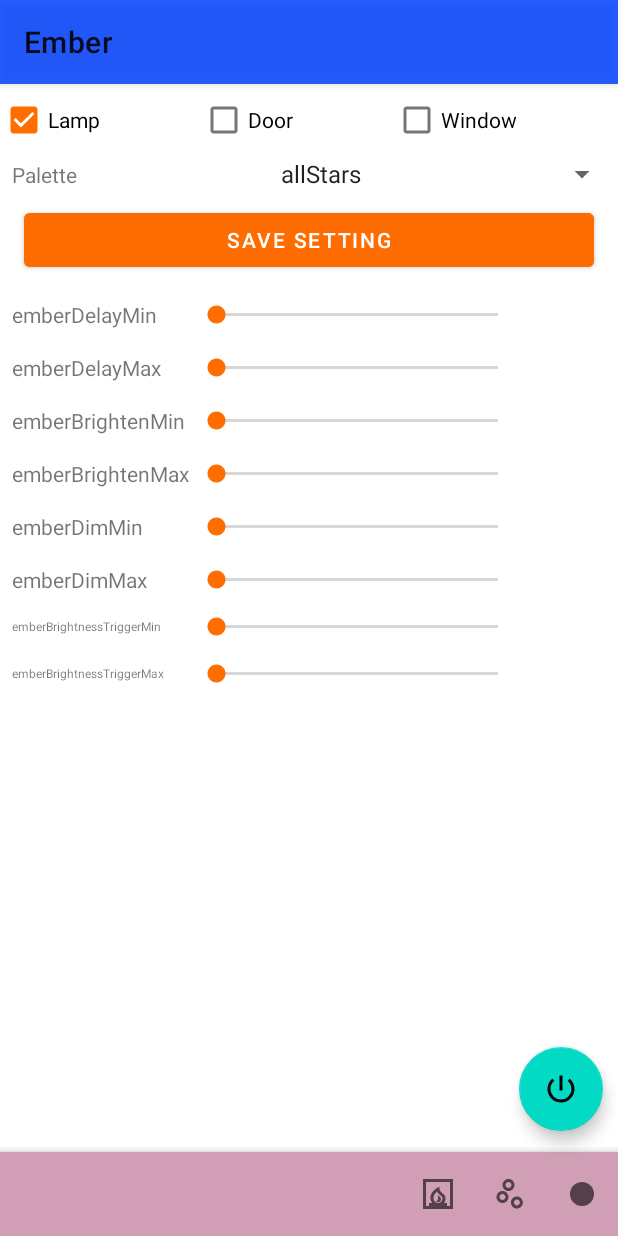
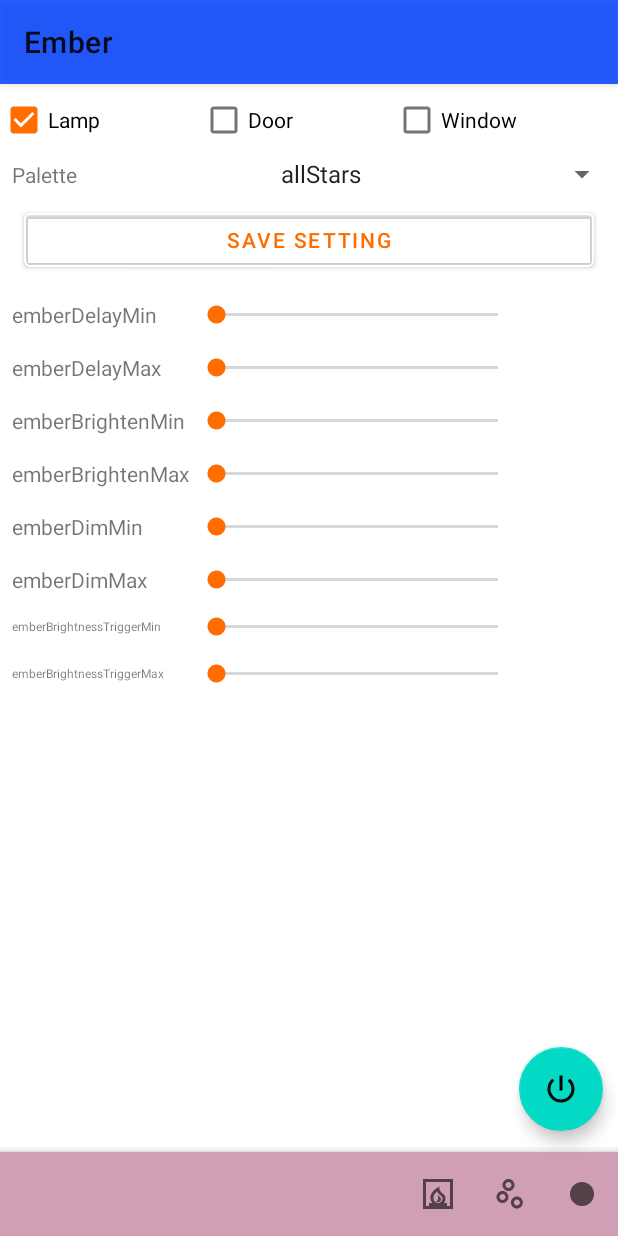
Before and after one commit to smashinashwin/home-led-fun, an Android app: the screen it shows after launch (MainActivity), after a tap on "SAVE SETTING", on a phone screen of 412 x 824 dp. Run offline under Robolectric (Android 15) with nearby library versions, the phone set to English and light mode, and no system bars; our stand-ins replace data binding, navigation-ui; libraries missing offline, so code that uses them is left out: org.eclipse.paho; pictures from the network do not load; 12 statements that could not run were skipped.

```diff
--- a/android-projects/Lights/app/src/main/java/com/leds/lightcontroller/main/MainActivity.kt
+++ b/android-projects/Lights/app/src/main/java/com/leds/lightcontroller/main/MainActivity.kt
@@ -95,8 +95,13 @@ class MainActivity : AppCompatActivity() {
         val currentFragment = navHost!!.childFragmentManager.primaryNavigationFragment
         val a = (currentFragment is EmberFragment)
         Log.i("ember fragment", a.toString())
+
+        if (currentFragment is EmberFragment) {
+
+        }
         //based on what fragment, do a thing.
         //The mediator is an OK proxy, but won't work 100% of the time.
+        //Use the live data in param params to do the rest.
         viewModel.saveSetting()
     }
 
--- a/android-projects/Lights/app/src/main/res/layout/fragment_selector.xml
+++ b/android-projects/Lights/app/src/main/res/layout/fragment_selector.xml
@@ -79,16 +79,20 @@
         android:orientation="vertical"
         android:layout_below="@id/palette_grp"
         android:layout_marginTop="8dp">
-    <Button
+
+    <com.google.android.material.button.MaterialButton
         android:layout_width="match_parent"
         android:layout_height="wrap_content"
         android:layout_marginEnd="16dp"
         android:layout_marginStart="16dp"
         android:text="@string/save"
-        android:backgroundTint="@color/colorAccent"
+        android:backgroundTint="@color/clear"
+        android:textColor="@color/colorAccent"
+        app:strokeColor="@color/colorWhite"
+        app:strokeWidth="1dp"
         android:onClick="saveSetting">
 
-    </Button>
+    </com.google.android.material.button.MaterialButton>
     </LinearLayout>
 </RelativeLayout>
 </layout>
--- a/android-projects/Lights/app/src/main/res/values/colors.xml
+++ b/android-projects/Lights/app/src/main/res/values/colors.xml
@@ -6,4 +6,5 @@
     <color name="colorWhite">#FFFF</color>\
     <color name="colorOn">#00FF0A</color>\
     <color name="colorOff">#FF3C00</color>\
+    <color name="clear">#00FFFFFF</color>
 </resources>
```
Also changed, not shown: 2 other files.
